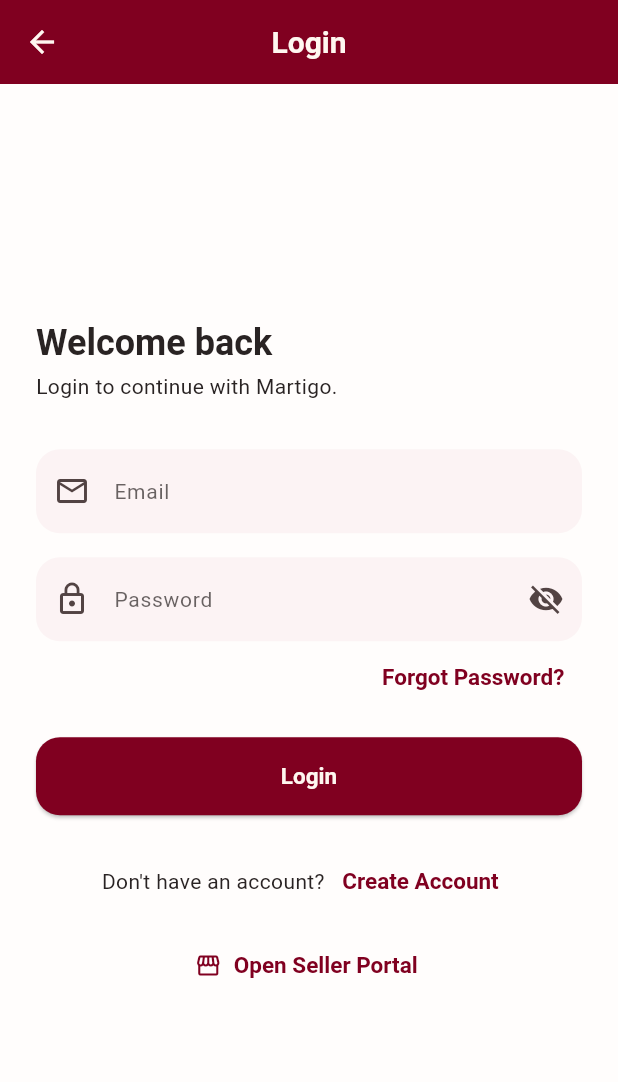
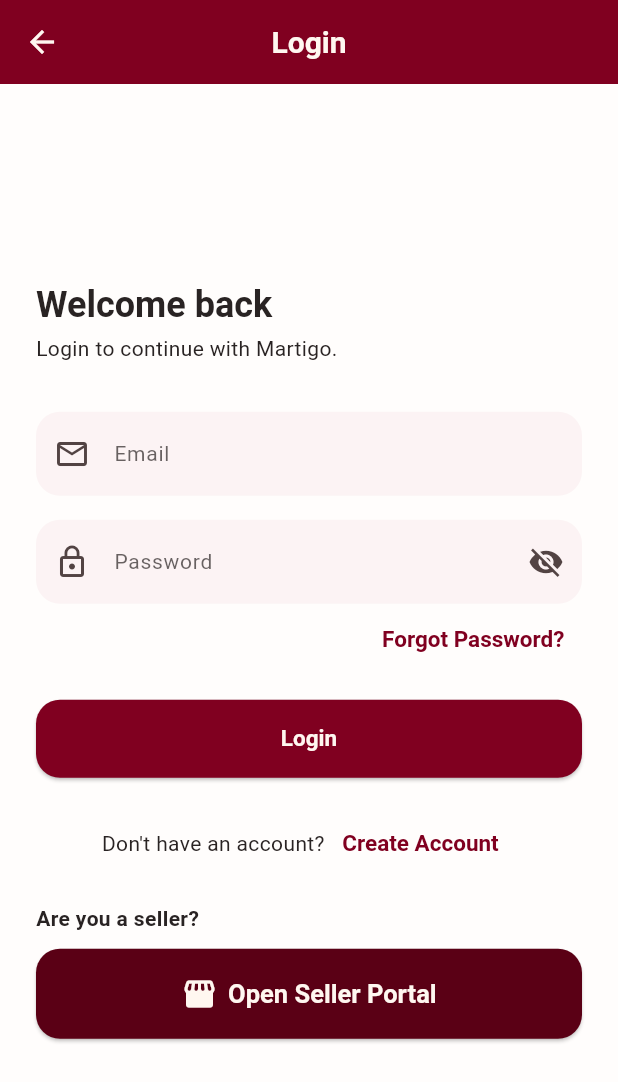
Before and after one commit to Sargurunathan07/Martigo, a Flutter app: the LoginScreen screen opened by its route, on a phone screen of 412 x 824 dp. Shown: the top 1082 px of the screen. Run offline on Flutter 3.47's test engine with Material 3 defaults, Android fonts, the light colour scheme and no system bars; our stand-ins replace shared_preferences; accounts and stored records are empty.

Commit message:
Improve seller portal button visibility

```diff
--- a/lib/features/auth/login_screen.dart
+++ b/lib/features/auth/login_screen.dart
@@ -184,10 +184,35 @@
 
                     const SizedBox(height: 8),
 
-                    Center(
-                      child: TextButton.icon(
+                    const SizedBox(height: 8),
+
+                    Text(
+                      'Are you a seller?',
+                      style: textTheme.bodyMedium?.copyWith(
+                        fontWeight: FontWeight.w600,
+                      ),
+                    ),
+
+                    const SizedBox(height: 10),
+
+                    SizedBox(
+                      width: double.infinity,
+                      height: 60,
+                      child: ElevatedButton.icon(
                         onPressed: _openSellerPortal,
-                        icon: const Icon(Icons.storefront_outlined),
+                        style: ElevatedButton.styleFrom(
+                          backgroundColor: Theme.of(context)
+                              .colorScheme
+                              .secondary,
+                          foregroundColor: Theme.of(context)
+                              .colorScheme
+                              .onSecondary,
+                          textStyle: const TextStyle(
+                            fontSize: 17,
+                            fontWeight: FontWeight.w700,
+                          ),
+                        ),
+                        icon: const Icon(Icons.storefront_rounded, size: 24),
                         label: const Text('Open Seller Portal'),
                       ),
                     ),
```
